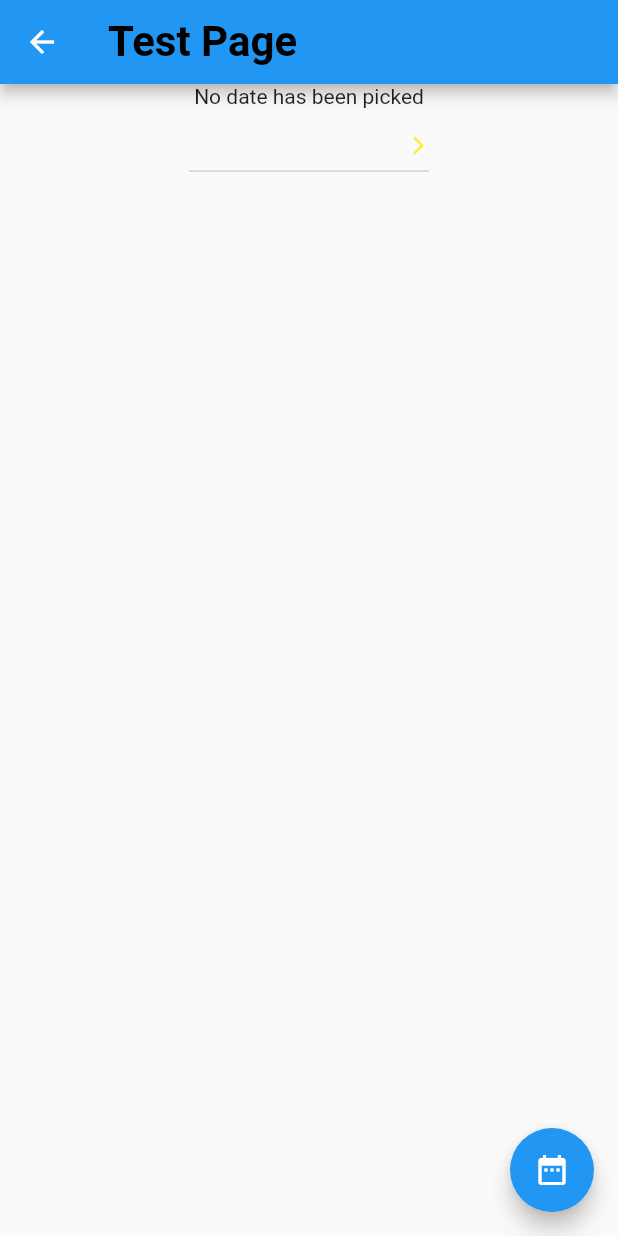
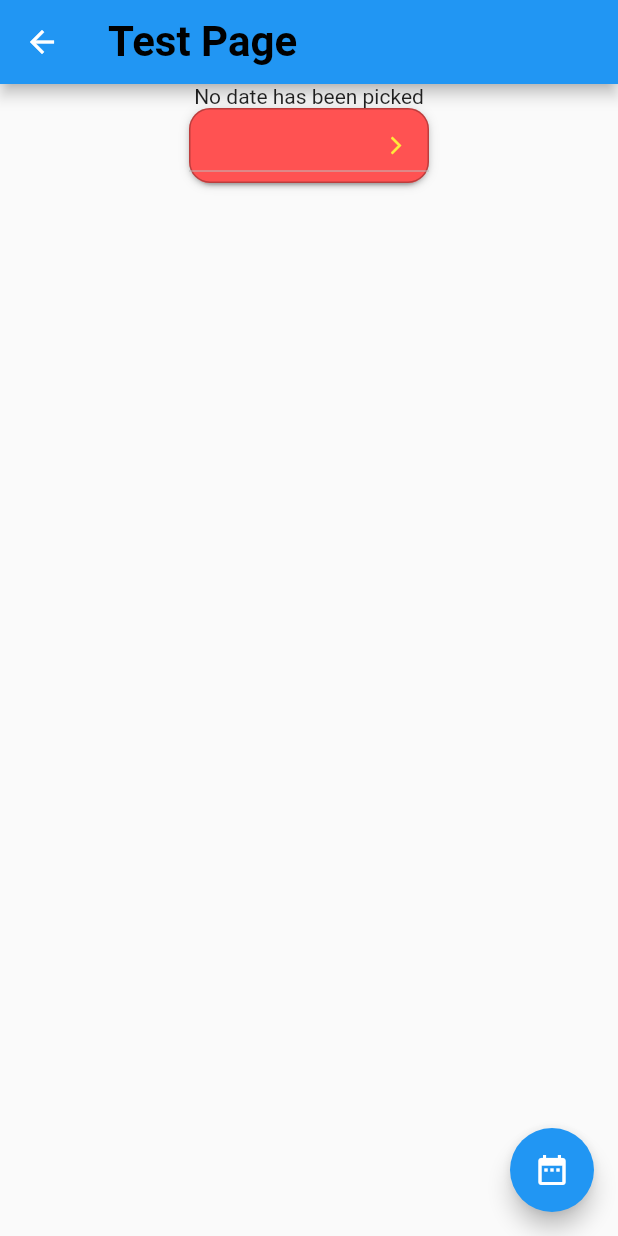
Before and after one commit to emilio-kariuki/data_collection, a Flutter app: the Test screen opened directly with empty values, on a phone screen of 412 x 824 dp. Run offline on Flutter 3.47's test engine with Material 2 defaults, Android fonts, the light colour scheme and no system bars; drawn by our look-alikes of dropdown_button2; our stand-ins replace flutter_svg, google_fonts, image_picker.

Commit message:
February 9, 2022 5:06 PM

```diff
--- a/lib/test.dart
+++ b/lib/test.dart
@@ -76,6 +76,29 @@ class _TestState extends State<Test> {
                       ),
                     ))
                 .toList(),
+                buttonPadding: const EdgeInsets.only(left: 14, right: 14),
+            buttonDecoration: BoxDecoration(
+              borderRadius: BorderRadius.circular(14),
+              border: Border.all(
+                color: Colors.black26,
+              ),
+              color: Colors.redAccent,
+            ),
+            buttonElevation: 2,
+            itemHeight: 40,
+            itemPadding: const EdgeInsets.only(left: 14, right: 14),
+            dropdownMaxHeight: 200,
+            dropdownWidth: 200,
+            dropdownPadding: null,
+            dropdownDecoration: BoxDecoration(
+              borderRadius: BorderRadius.circular(14),
+              color: Colors.redAccent,
+            ),
+            dropdownElevation: 8,
+            scrollbarRadius: const Radius.circular(40),
+            scrollbarThickness: 6,
+            scrollbarAlwaysShow: true,
+            offset: const Offset(-20, 0),
           )
         ],
       ),
```
